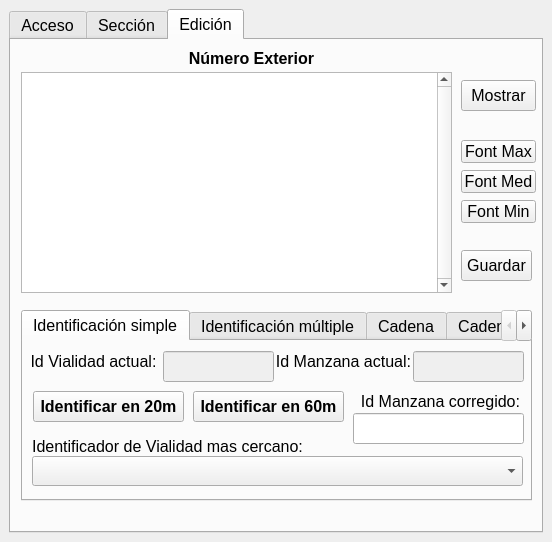
DAGGDesarrollo/repo_dce, file numeros_exteriores_dockwidget_base.ui: the form before one commit.
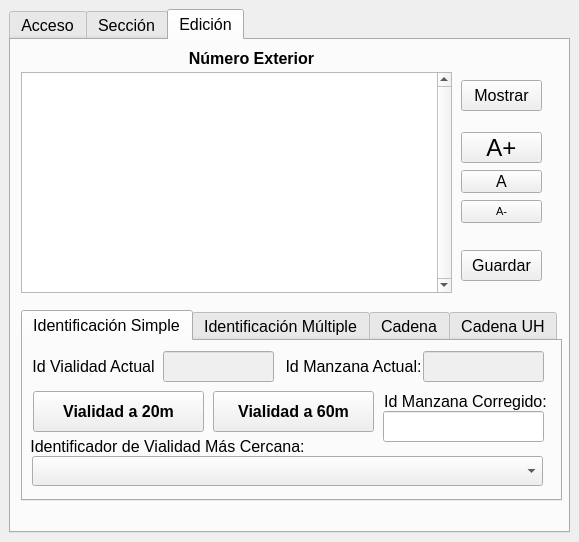
The form after the commit. The open tabs and pages were chosen to show the change.

Commit message: Se corrigió la ortografía de los textos Se ajustaron los tamaños de los botes y posiciones de los textos Se modificaron algunas etiquetas para mejorar la comprensión de las funcionalidades por parte del usuario

What changed in the file:
```diff
--- a/numeros_exteriores_dockwidget_base.ui
+++ b/numeros_exteriores_dockwidget_base.ui
@@ -6,7 +6,7 @@
    <rect>
     <x>0</x>
     <y>0</y>
-    <width>552</width>
+    <width>579</width>
     <height>542</height>
    </rect>
   </property>
@@ -41,6 +41,8 @@
        <font>
         <family>Arial</family>
         <pointsize>12</pointsize>
+        <weight>50</weight>
+        <bold>false</bold>
        </font>
       </property>
       <property name="currentIndex">
@@ -450,7 +452,7 @@
          <rect>
           <x>450</x>
           <y>40</y>
-          <width>75</width>
+          <width>81</width>
           <height>31</height>
          </rect>
         </property>
@@ -464,6 +466,8 @@
          <font>
           <family>Arial</family>
           <pointsize>12</pointsize>
+          <weight>50</weight>
+          <bold>false</bold>
          </font>
         </property>
         <property name="text">
@@ -475,7 +479,7 @@
          <rect>
           <x>450</x>
           <y>130</y>
-          <width>75</width>
+          <width>81</width>
           <height>23</height>
          </rect>
         </property>
@@ -489,19 +493,21 @@
          <font>
           <family>Arial</family>
           <pointsize>12</pointsize>
+          <weight>50</weight>
+          <bold>false</bold>
          </font>
         </property>
         <property name="text">
-         <string>Font Med</string>
+         <string>A</string>
         </property>
        </widget>
        <widget class="QPushButton" name="tmaxFont">
         <property name="geometry">
          <rect>
           <x>450</x>
-          <y>100</y>
-          <width>75</width>
-          <height>23</height>
+          <y>92</y>
+          <width>81</width>
+          <height>31</height>
          </rect>
         </property>
         <property name="sizePolicy">
@@ -513,11 +519,13 @@
         <property name="font">
          <font>
           <family>Arial</family>
-          <pointsize>12</pointsize>
+          <pointsize>18</pointsize>
+          <weight>50</weight>
+          <bold>false</bold>
          </font>
         </property>
         <property name="text">
-         <string>Font Max</string>
+         <string>A+</string>
         </property>
        </widget>
        <widget class="QPushButton" name="tminFont">
@@ -525,7 +533,7 @@
          <rect>
           <x>450</x>
           <y>160</y>
-          <width>75</width>
+          <width>81</width>
           <height>23</height>
          </rect>
         </property>
@@ -538,11 +546,13 @@
         <property name="font">
          <font>
           <family>Arial</family>
-          <pointsize>12</pointsize>
+          <pointsize>8</pointsize>
+          <weight>50</weight>
+          <bold>false</bold>
          </font>
         </property>
         <property name="text">
-         <string>Font Min</string>
+         <string>A-</string>
         </property>
        </widget>
        <widget class="QTextEdit" name="textEdit">
@@ -597,7 +607,7 @@
          <rect>
           <x>10</x>
           <y>270</y>
-          <width>511</width>
+          <width>541</width>
           <height>191</height>
          </rect>
         </property>
@@ -606,15 +616,15 @@
         </property>
         <widget class="QWidget" name="tab_4">
          <attribute name="title">
-          <string>Identificación simple</string>
+          <string>Identificación Simple</string>
          </attribute>
          <widget class="QPushButton" name="btnIdentificar10">
           <property name="geometry">
            <rect>
             <x>10</x>
             <y>50</y>
-            <width>151</width>
-            <height>31</height>
+            <width>171</width>
+            <height>41</height>
            </rect>
           </property>
           <property name="sizePolicy">
@@ -625,22 +635,23 @@
           </property>
           <property name="font">
            <font>
+            <family>Arial</family>
             <pointsize>12</pointsize>
             <weight>75</weight>
             <bold>true</bold>
            </font>
           </property>
           <property name="text">
-           <string>Identificar en 20m</string>
+           <string>Vialidad a 20m</string>
           </property>
          </widget>
          <widget class="QPushButton" name="btnIdentificar20">
           <property name="geometry">
            <rect>
-            <x>170</x>
+            <x>190</x>
             <y>50</y>
-            <width>151</width>
-            <height>31</height>
+            <width>161</width>
+            <height>41</height>
            </rect>
           </property>
           <property name="sizePolicy">
@@ -651,13 +662,14 @@
           </property>
           <property name="font">
            <font>
+            <family>Arial</family>
             <pointsize>12</pointsize>
             <weight>75</weight>
             <bold>true</bold>
            </font>
           </property>
           <property name="text">
-           <string>Identificar en 60m</string>
+           <string>Vialidad a 60m</string>
           </property>
          </widget>
          <widget class="QComboBox" name="idVialidad">
@@ -665,13 +677,16 @@
            <rect>
             <x>9</x>
             <y>115</y>
-            <width>491</width>
+            <width>511</width>
             <height>30</height>
            </rect>
           </property>
           <property name="font">
            <font>
+            <family>Arial</family>
             <pointsize>12</pointsize>
+            <weight>50</weight>
+            <bold>false</bold>
            </font>
           </property>
           <property name="editable">
@@ -684,15 +699,18 @@
          <widget class="QLineEdit" name="idManzana">
           <property name="geometry">
            <rect>
-            <x>330</x>
-            <y>72</y>
-            <width>171</width>
+            <x>360</x>
+            <y>70</y>
+            <width>161</width>
             <height>31</height>
            </rect>
           </property>
           <property name="font">
            <font>
+            <family>Arial</family>
             <pointsize>12</pointsize>
+            <weight>50</weight>
+            <bold>false</bold>
            </font>
           </property>
           <property name="text">
@@ -718,10 +736,12 @@
            <font>
             <family>Arial</family>
             <pointsize>12</pointsize>
+            <weight>50</weight>
+            <bold>false</bold>
            </font>
           </property>
           <property name="text">
-           <string>Identificador de Vialidad mas cercano:</string>
+           <string>Identificador de Vialidad Más Cercana:</string>
           </property>
           <property name="alignment">
            <set>Qt::AlignCenter</set>
@@ -730,9 +750,9 @@
          <widget class="QLabel" name="label_4">
           <property name="geometry">
            <rect>
-            <x>332</x>
+            <x>362</x>
             <y>50</y>
-            <width>171</width>
+            <width>161</width>
             <height>20</height>
            </rect>
           </property>
@@ -746,10 +766,12 @@
            <font>
             <family>Arial</family>
             <pointsize>12</pointsize>
+            <weight>50</weight>
+            <bold>false</bold>
            </font>
           </property>
           <property name="text">
-           <string>Id Manzana corregido:</string>
+           <string>Id Manzana Corregido:</string>
           </property>
           <property name="alignment">
            <set>Qt::AlignCenter</set>
@@ -758,10 +780,10 @@
          <widget class="QLabel" name="label_12">
           <property name="geometry">
            <rect>
-            <x>250</x>
+            <x>260</x>
             <y>10</y>
             <width>141</width>
-            <height>20</height>
+            <height>31</height>
            </rect>
           </property>
           <property name="sizePolicy">
@@ -774,10 +796,12 @@
            <font>
             <family>Arial</family>
             <pointsize>12</pointsize>
+            <weight>50</weight>
+            <bold>false</bold>
            </font>
           </property>
           <property name="text">
-           <string>Id Manzana actual:</string>
+           <string>Id Manzana Actual:</string>
           </property>
           <property name="alignment">
            <set>Qt::AlignCenter</set>
@@ -786,10 +810,10 @@
          <widget class="QLabel" name="label_13">
           <property name="geometry">
            <rect>
-            <x>-10</x>
+            <x>0</x>
             <y>10</y>
-            <width>161</width>
-            <height>20</height>
+            <width>141</width>
+            <height>31</height>
            </rect>
           </property>
           <property name="sizePolicy">
@@ -802,10 +826,12 @@
            <font>
             <family>Arial</family>
             <pointsize>12</pointsize>
+            <weight>50</weight>
+            <bold>false</bold>
            </font>
           </property>
           <property name="text">
-           <string>Id Vialidad actual:</string>
+           <string>Id Vialidad Actual</string>
           </property>
           <property name="alignment">
            <set>Qt::AlignCenter</set>
@@ -838,15 +864,18 @@
           </property>
           <property name="geometry">
            <rect>
-            <x>390</x>
+            <x>400</x>
             <y>10</y>
-            <width>111</width>
+            <width>121</width>
             <height>31</height>
            </rect>
           </property>
           <property name="font">
            <font>
+            <family>Arial</family>
             <pointsize>12</pointsize>
+            <weight>50</weight>
+            <bold>false</bold>
            </font>
           </property>
           <property name="text">
@@ -856,7 +885,7 @@
         </widget>
         <widget class="QWidget" name="tab_5">
          <attribute name="title">
-          <string>Identificación múltiple</string>
+          <string>Identificación Múltiple</string>
          </attribute>
          <widget class="QLabel" name="label_16">
           <property name="geometry">
@@ -884,7 +913,7 @@
           </property>
          </widget>
         </widget>
-        <widget class="QWidget" name="tab_4">
+        <widget class="QWidget" name="Cadena">
          <attribute name="title">
           <string>Cadena</string>
          </attribute>
@@ -1461,7 +1490,7 @@
          <rect>
           <x>450</x>
           <y>210</y>
-          <width>71</width>
+          <width>81</width>
           <height>31</height>
          </rect>
         </property>
@@ -1475,6 +1504,8 @@
          <font>
           <family>Arial</family>
           <pointsize>12</pointsize>
+          <weight>50</weight>
+          <bold>false</bold>
          </font>
         </property>
         <property name="text">
```
Left out of the diff: 213 changed lines with no effect on the pictures.
